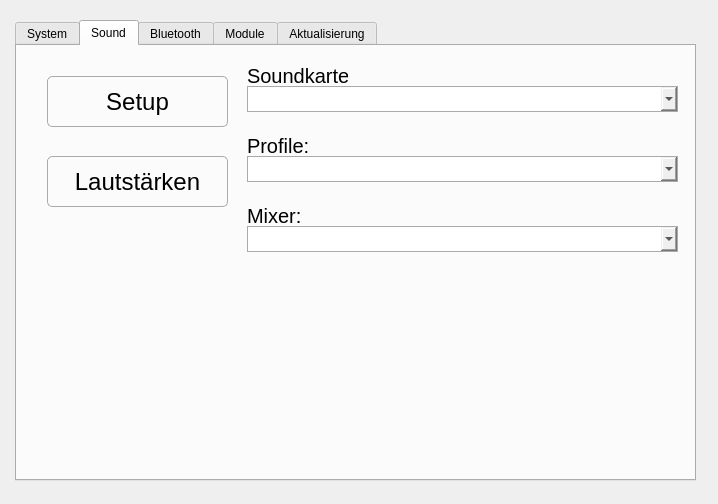
Above: modules/setup/gui.ui from iTommix/pyCAR before the change. Below: the same form after it.
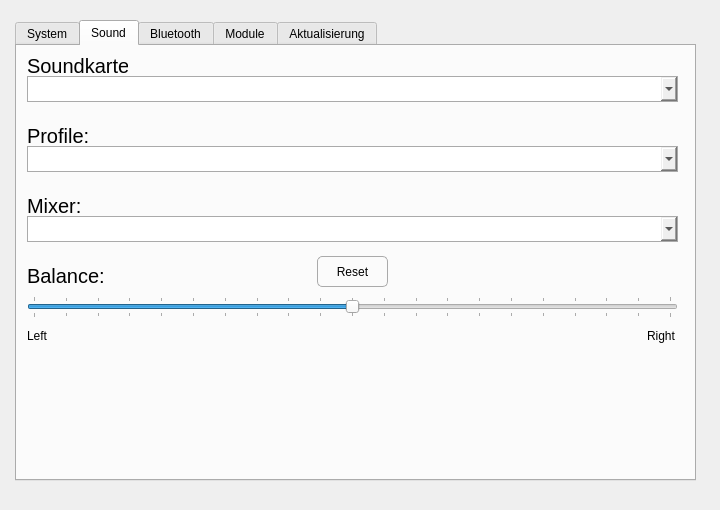
That is the form after the change. The open tabs and pages were chosen to show the change. Icons and pictures are not drawn.

```diff
--- a/modules/setup/gui.ui
+++ b/modules/setup/gui.ui
@@ -6,8 +6,8 @@
    <rect>
     <x>0</x>
     <y>0</y>
-    <width>718</width>
-    <height>504</height>
+    <width>720</width>
+    <height>510</height>
    </rect>
   </property>
   <property name="windowTitle">
@@ -513,28 +513,12 @@
       <attribute name="title">
        <string>Sound</string>
       </attribute>
-      <widget class="QStackedWidget" name="sounddecks">
-       <property name="geometry">
-        <rect>
-         <x>220</x>
-         <y>10</y>
-         <width>451</width>
-         <height>421</height>
-        </rect>
-       </property>
-       <property name="styleSheet">
-        <string notr="true"/>
-       </property>
-       <property name="currentIndex">
-        <number>0</number>
-       </property>
-       <widget class="QWidget" name="page">
         <widget class="QComboBox" name="cardmixer">
          <property name="geometry">
           <rect>
            <x>10</x>
            <y>170</y>
-           <width>431</width>
+         <width>651</width>
            <height>26</height>
           </rect>
          </property>
@@ -542,47 +526,6 @@
           <string notr="true">border: 1px solid #aaaaaa</string>
          </property>
         </widget>
-        <widget class="QComboBox" name="soundcards">
-         <property name="geometry">
-          <rect>
-           <x>10</x>
-           <y>30</y>
-           <width>431</width>
-           <height>26</height>
-          </rect>
-         </property>
-         <property name="styleSheet">
-          <string notr="true">border: 1px solid #aaaaaa</string>
-         </property>
-        </widget>
-        <widget class="QLabel" name="label_11">
-         <property name="enabled">
-          <bool>true</bool>
-         </property>
-         <property name="geometry">
-          <rect>
-           <x>10</x>
-           <y>10</y>
-           <width>101</width>
-           <height>20</height>
-          </rect>
-         </property>
-         <property name="font">
-          <font>
-           <family>Arial</family>
-           <pointsize>15</pointsize>
-          </font>
-         </property>
-         <property name="styleSheet">
-          <string notr="true">color: #000000; border: 0px</string>
-         </property>
-         <property name="lineWidth">
-          <number>1</number>
-         </property>
-         <property name="text">
-          <string>Soundkarten:</string>
-         </property>
-        </widget>
         <widget class="QLabel" name="label_12">
          <property name="enabled">
           <bool>true</bool>
@@ -611,40 +554,12 @@
           <string>Mixer:</string>
          </property>
         </widget>
-        <widget class="QLabel" name="label_13">
-         <property name="enabled">
-          <bool>true</bool>
-         </property>
-         <property name="geometry">
-          <rect>
-           <x>10</x>
-           <y>80</y>
-           <width>101</width>
-           <height>20</height>
-          </rect>
-         </property>
-         <property name="font">
-          <font>
-           <family>Arial</family>
-           <pointsize>15</pointsize>
-          </font>
-         </property>
-         <property name="styleSheet">
-          <string notr="true">color: #000000; border: 0px</string>
-         </property>
-         <property name="lineWidth">
-          <number>1</number>
-         </property>
-         <property name="text">
-          <string>Profile:</string>
-         </property>
-        </widget>
         <widget class="QComboBox" name="cardprofile">
          <property name="geometry">
           <rect>
            <x>10</x>
            <y>100</y>
-           <width>431</width>
+         <width>651</width>
            <height>26</height>
           </rect>
          </property>
@@ -652,55 +567,171 @@
           <string notr="true">border: 1px solid #aaaaaa</string>
          </property>
         </widget>
-       </widget>
-       <widget class="QWidget" name="page_2"/>
-      </widget>
-      <widget class="QPushButton" name="deck1">
+      <widget class="QLabel" name="label_13">
+       <property name="enabled">
+        <bool>true</bool>
+       </property>
+       <property name="geometry">
+        <rect>
+         <x>10</x>
+         <y>80</y>
+         <width>101</width>
+         <height>20</height>
+        </rect>
+       </property>
+       <property name="font">
+        <font>
+         <family>Arial</family>
+         <pointsize>15</pointsize>
+        </font>
+       </property>
+       <property name="styleSheet">
+        <string notr="true">color: #000000; border: 0px</string>
+       </property>
+       <property name="lineWidth">
+        <number>1</number>
+       </property>
+       <property name="text">
+        <string>Profile:</string>
+       </property>
+      </widget>
+      <widget class="QComboBox" name="soundcards">
        <property name="geometry">
         <rect>
-         <x>30</x>
+         <x>10</x>
          <y>30</y>
-         <width>181</width>
-         <height>51</height>
+         <width>651</width>
+         <height>26</height>
         </rect>
        </property>
+       <property name="styleSheet">
+        <string notr="true">border: 1px solid #aaaaaa</string>
+       </property>
+      </widget>
+      <widget class="QLabel" name="label_11">
+       <property name="enabled">
+        <bool>true</bool>
+       </property>
+       <property name="geometry">
+        <rect>
+         <x>10</x>
+         <y>10</y>
+         <width>101</width>
+         <height>20</height>
+        </rect>
+       </property>
        <property name="font">
         <font>
          <family>Arial</family>
-         <pointsize>18</pointsize>
-         <weight>50</weight>
-         <bold>false</bold>
+         <pointsize>15</pointsize>
         </font>
        </property>
        <property name="styleSheet">
-        <string notr="true">background-image: url(./images/button_bg.png); border-radius: 5px; border: 1px solid #aaaaaa</string>
+        <string notr="true">color: #000000; border: 0px</string>
        </property>
+       <property name="lineWidth">
+        <number>1</number>
+       </property>
        <property name="text">
-        <string>Setup</string>
+        <string>Soundkarten:</string>
        </property>
       </widget>
-      <widget class="QPushButton" name="deck2">
+      <widget class="QLabel" name="label_14">
+       <property name="enabled">
+        <bool>true</bool>
+       </property>
        <property name="geometry">
         <rect>
-         <x>30</x>
-         <y>110</y>
-         <width>181</width>
-         <height>51</height>
+         <x>10</x>
+         <y>220</y>
+         <width>101</width>
+         <height>20</height>
         </rect>
        </property>
        <property name="font">
         <font>
          <family>Arial</family>
-         <pointsize>18</pointsize>
-         <weight>50</weight>
-         <bold>false</bold>
+         <pointsize>15</pointsize>
         </font>
        </property>
        <property name="styleSheet">
-        <string notr="true">background-image: url(./images/button_bg.png); border-radius: 5px; border: 1px solid #aaaaaa</string>
+        <string notr="true">color: #000000; border: 0px</string>
        </property>
+       <property name="lineWidth">
+        <number>1</number>
+       </property>
        <property name="text">
-        <string>Lautstärken</string>
+        <string>Balance:</string>
+       </property>
+      </widget>
+      <widget class="QSlider" name="balanceSlider">
+       <property name="geometry">
+        <rect>
+         <x>10</x>
+         <y>250</y>
+         <width>651</width>
+         <height>22</height>
+        </rect>
+       </property>
+       <property name="minimum">
+        <number>-100</number>
+       </property>
+       <property name="maximum">
+        <number>100</number>
+       </property>
+       <property name="singleStep">
+        <number>10</number>
+       </property>
+       <property name="orientation">
+        <enum>Qt::Horizontal</enum>
+       </property>
+       <property name="tickPosition">
+        <enum>QSlider::TicksBothSides</enum>
+       </property>
+       <property name="tickInterval">
+        <number>10</number>
+       </property>
+      </widget>
+      <widget class="QToolButton" name="balanceReset">
+       <property name="geometry">
+        <rect>
+         <x>300</x>
+         <y>210</y>
+         <width>71</width>
+         <height>31</height>
+        </rect>
+       </property>
+       <property name="styleSheet">
+        <string notr="true">border-radius: 5px; border: 1px solid #aaaaaa</string>
+       </property>
+       <property name="text">
+        <string>Reset</string>
+       </property>
+      </widget>
+      <widget class="QLabel" name="label_15">
+       <property name="geometry">
+        <rect>
+         <x>10</x>
+         <y>280</y>
+         <width>31</width>
+         <height>20</height>
+        </rect>
+       </property>
+       <property name="text">
+        <string>Left</string>
+       </property>
+      </widget>
+      <widget class="QLabel" name="label_16">
+       <property name="geometry">
+        <rect>
+         <x>630</x>
+         <y>280</y>
+         <width>31</width>
+         <height>20</height>
+        </rect>
+       </property>
+       <property name="text">
+        <string>Right</string>
        </property>
       </widget>
      </widget>
```
Left out of the diff: 16 changed lines with no effect on the pictures. Lines whose indentation alone changed are shown as unchanged.
